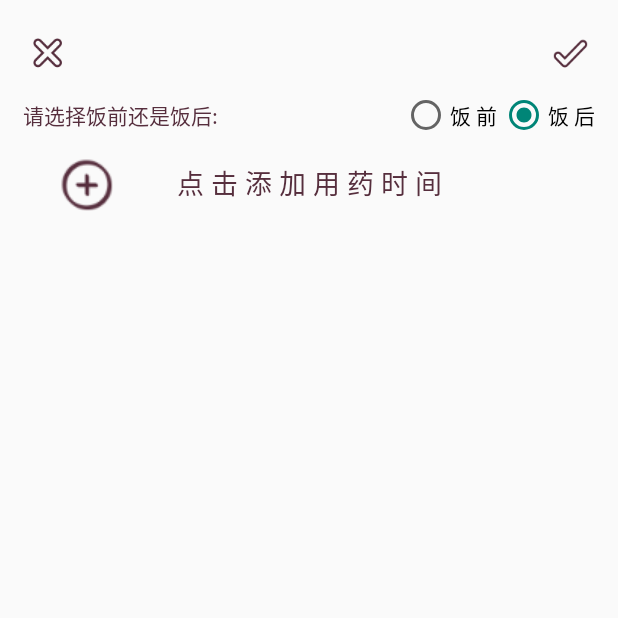
After one commit to shiweixian2/BosomCode, an Android app: the SetTime screen opened directly, with no data from a screen before it, on a phone screen of 412 x 824 dp, the top half of it. The commit adds this screen. Run offline under Robolectric (Android 15) with nearby library versions, the light colour scheme and no system bars.

Commit message:
互联网+ 知心药码10

```diff
--- a/app/src/main/AndroidManifest.xml
+++ b/app/src/main/AndroidManifest.xml
@@ -35,6 +35,9 @@
         <activity
             android:name=".right.AddRemind"
             android:screenOrientation="portrait" />
+        <activity
+            android:name=".right.SetTime"
+            android:screenOrientation="portrait" />
     </application>
 
     <uses-permission android:name="android.permission.MOUNT_UNMOUNT_FILESYSTEMS"/>
--- /dev/null
+++ b/app/src/main/java/com/outstudio/bosomcode/right/SetTime.java
@@ -0,0 +1,172 @@
+package com.outstudio.bosomcode.right;
+
+import android.app.Activity;
+import android.app.TimePickerDialog;
+import android.os.Bundle;
+import android.util.Log;
+import android.view.View;
+import android.widget.Button;
+import android.widget.ListView;
+import android.widget.RadioGroup;
+import android.widget.SimpleAdapter;
+import android.widget.TimePicker;
+
+import com.outstudio.bosomcode.R;
+import com.outstudio.bosomcode.utils.MyTimePickerDialog;
+
+import java.util.ArrayList;
+import java.util.Calendar;
+import java.util.HashMap;
+import java.util.List;
+import java.util.Map;
+
+/**
+ * Created by mima123 on 15/8/11.
+ */
+public class SetTime extends Activity implements View.OnClickListener {
+
+    private Button addBt = null;
+    private ListView listView = null;
+    private Button cancelBt = null;
+    private Button confirmBt = null;
+    //  private RadioButton beforeRadio = null;
+//  private RadioButton afterRadio = null;
+    private RadioGroup radioGroup = null;
+    private List<Map<String, Object>> listItems = new ArrayList<>();
+    private List<Map<String, Object>> timeList = new ArrayList<>();
+    private SimpleAdapter simpleAdapter = null;
+    private static final String ICON_FLAG = "icon_flag";
+    private static final String TIME_FLAG = "time_flag";
+    private static final String MEAL_FLAG = "meal_flag";
+    public static final String HOUR_FLAG = "hour_flag";
+    public static final String MINUTE_FALG = "minute_flag";
+
+    private String meal = "饭后";
+
+    private int count = 0;
+
+    @Override
+    protected void onCreate(Bundle savedInstanceState) {
+        super.onCreate(savedInstanceState);
+        setContentView(R.layout.add_remind_set_time);
+        addBt = (Button) findViewById(R.id.add_remind_set_time_add_time_bt);
+        listView = (ListView) findViewById(R.id.add_remind_set_time_listView);
+        radioGroup = (RadioGroup) findViewById(R.id.add_remind_set_time_radioGroup);
+        simpleAdapter = new SimpleAdapter(this, getData(), R.layout.for_add_remind_set_time_fragment_listview,
+                new String[]{ICON_FLAG, TIME_FLAG, MEAL_FLAG}, new int[]{R.id.add_remind_set_time_clock,
+                R.id.add_remind_set_time_text, R.id.add_remind_set_meal_text});
+        listView.setAdapter(simpleAdapter);
+//        beforeRadio = (RadioButton) findViewById(R.id.add_remind_before_meal_radio);
+//        afterRadio = (RadioButton) findViewById(R.id.add_remind_after_meal_radio);
+        radioGroup.setOnCheckedChangeListener(new RadioGroup.OnCheckedChangeListener() {
+            @Override
+            public void onCheckedChanged(RadioGroup group, int checkedId) {
+                meal = checkedId == R.id.add_remind_before_meal_radio ? "饭前" : "饭后";
+                simpleAdapter.notifyDataSetChanged();
+            }
+        });
+        addBt.setOnClickListener(this);
+    }
+
+    /**
+     * 设置时间的对话框
+     */
+    private void showTimeDialog() {
+        Calendar calendar = Calendar.getInstance();
+        new MyTimePickerDialog(SetTime.this, new TimePickerDialog.OnTimeSetListener() {
+            @Override
+            public void onTimeSet(TimePicker view, int hourOfDay, int minute) {
+                setData(hourOfDay, minute);
+                setTimeData(hourOfDay, minute);
+            }
+        }, calendar.get(Calendar.HOUR_OF_DAY), calendar.get(Calendar.MINUTE), true).show();
+
+    }
+
+
+    /**
+     * 设置适配器的数据
+     *
+     * @param hourOfDay
+     * @param minute
+     */
+    private void setData(int hourOfDay, int minute) {
+        Map<String, Object> map = new HashMap<>();
+        String hourStr = "" + hourOfDay;
+        String minuteStr = "" + minute;
+        if (hourOfDay < 10) {
+            hourStr = "0" + hourOfDay;
+        }
+        if (minute < 10) {
+            minuteStr = "0" + minute;
+        }
+        String time = hourStr + ":" + minuteStr;
+        if (6 <= hourOfDay && hourOfDay < 12) {
+            map.put(ICON_FLAG, R.drawable.right_fragment_morning_clock);
+        } else if (hourOfDay > 12 && hourOfDay < 18) {
+            map.put(ICON_FLAG, R.drawable.right_fragment_afternooon_clock);
+        } else {
+            map.put(ICON_FLAG, R.drawable.right_fragment_night_clock);
+        }
+        map.put(TIME_FLAG, time);
+        map.put(MEAL_FLAG, meal);
+        listItems.add(map);
+        simpleAdapter.notifyDataSetChanged();
+        Log.e("test", "" + count);
+        count++;
+    }
+
+    /**
+     * 获取适配器的数据
+     *
+     * @return
+     */
+    private List<Map<String, Object>> getData() {
+        return listItems;
+    }
+
+    /**
+     * 清除数据
+     */
+    private void removeAllListData() {
+        for (int i = 0; i < listItems.size(); i++) {
+            listItems.remove(i);
+        }
+        for (int i = 0; i < timeList.size(); i++) {
+            timeList.remove(i);
+        }
+        simpleAdapter.notifyDataSetChanged();
+    }
+
+    /**
+     * 存储时间数据
+     * @param hourOfDay
+     * @param minute
+     */
+    private void setTimeData(int hourOfDay, int minute) {
+        Map<String, Object> map = new HashMap<>();
+        map.put(HOUR_FLAG, hourOfDay);
+        map.put(MINUTE_FALG, minute);
+        timeList.add(map);
+    }
+
+    public List<Map<String, Object>> getTimeData() {
+        return timeList;
+    }
+
+    @Override
+    public void onClick(View v) {
+        switch (v.getId()) {
+            case R.id.add_remind_set_time_add_time_bt:
+                showTimeDialog();
+                break;
+            case R.id.add_remind_set_time_cancel_bt:
+                removeAllListData();
+                this.finish();
+                break;
+            case R.id.add_remind_set_time_confirm_bt:
+                this.finish();
+                break;
+        }
+    }
+}
--- /dev/null
+++ b/app/src/main/res/drawable-xhdpi/cancel_bt_bg.xml
@@ -0,0 +1,5 @@
+<?xml version="1.0" encoding="utf-8"?>
+<selector xmlns:android="http://schemas.android.com/apk/res/android">
+    <item android:drawable="@drawable/cancel_bt_pressed_bg" android:state_pressed="true" />
+    <item android:drawable="@drawable/cancel_bt_normal_bg" />
+</selector>
--- /dev/null
+++ b/app/src/main/res/drawable-xhdpi/confirm_bt_bg.xml
@@ -0,0 +1,5 @@
+<?xml version="1.0" encoding="utf-8"?>
+<selector xmlns:android="http://schemas.android.com/apk/res/android">
+    <item android:drawable="@drawable/confirm_bt_pressed_bg" android:state_pressed="true" />
+    <item android:drawable="@drawable/confirm_bt_normal_bg" />
+</selector>
--- /dev/null
+++ b/app/src/main/res/layout/add_remind_set_time.xml
@@ -0,0 +1,103 @@
+<?xml version="1.0" encoding="utf-8"?>
+<LinearLayout xmlns:android="http://schemas.android.com/apk/res/android"
+    android:layout_width="match_parent"
+    android:layout_height="match_parent"
+    android:orientation="vertical"
+    android:padding="10dp">
+
+    <RelativeLayout
+        android:layout_width="match_parent"
+        android:layout_height="40dp"
+        android:layout_marginTop="5dp"
+        android:paddingLeft="10dp"
+        android:paddingRight="10dp"
+        android:paddingBottom="3dp">
+
+        <ImageButton
+            android:id="@+id/add_remind_set_time_cancel_bt"
+            android:layout_width="wrap_content"
+            android:layout_height="wrap_content"
+            android:layout_alignParentLeft="true"
+            android:layout_centerInParent="true"
+            android:background="@drawable/cancel_bt_bg" />
+
+        <ImageButton
+            android:id="@+id/add_remind_set_time_confirm_bt"
+            android:layout_width="wrap_content"
+            android:layout_height="wrap_content"
+            android:layout_alignParentRight="true"
+            android:layout_centerVertical="true"
+            android:background="@drawable/confirm_bt_bg" />
+    </RelativeLayout>
+
+    <RelativeLayout
+        android:layout_width="match_parent"
+        android:layout_height="wrap_content"
+        android:padding="5dp"
+       >
+        <TextView
+            android:layout_width="wrap_content"
+            android:layout_height="wrap_content"
+            android:layout_centerVertical="true"
+            android:text="@string/add_remind_set_time_meal_tip_text"
+            android:textColor="@color/purple" />
+
+        <RadioGroup
+            android:id="@+id/add_remind_set_time_radioGroup"
+            android:layout_width="wrap_content"
+            android:layout_height="wrap_content"
+            android:layout_alignParentRight="true"
+            android:orientation="horizontal">
+
+            <RadioButton
+                android:id="@+id/add_remind_before_meal_radio"
+                android:layout_width="wrap_content"
+                android:layout_height="wrap_content"
+                android:layout_toLeftOf="@+id/add_remind_after_meal_radio"
+                android:text="@string/add_remind_before_meal_radio_text" />
+
+            <RadioButton
+                android:id="@+id/add_remind_after_meal_radio"
+                android:layout_width="wrap_content"
+                android:layout_height="wrap_content"
+                android:layout_alignParentEnd="true"
+                android:layout_alignParentRight="true"
+                android:layout_marginLeft="2dp"
+                android:checked="true"
+                android:text="@string/add_remind_after_meal_radio_text" />
+        </RadioGroup>
+
+    </RelativeLayout>
+
+    <FrameLayout
+        android:layout_width="match_parent"
+        android:layout_height="50dp">
+
+        <Button
+            android:id="@+id/add_remind_set_time_add_time_bt"
+            android:layout_width="match_parent"
+            android:layout_height="wrap_content"
+            android:background="@color/clear"
+            android:text="@string/add_remind_set_time_add_time_text"
+            android:textColor="@color/purple"
+            android:textSize="18sp" />
+
+        <ImageView
+            android:layout_width="35dp"
+            android:layout_height="35dp"
+            android:layout_marginLeft="30dp"
+            android:layout_gravity="center_vertical"
+            android:background="@drawable/right_fragment_remind_bt_icon"
+            android:scaleType="fitCenter" />
+    </FrameLayout>
+
+    <ListView
+        android:id="@+id/add_remind_set_time_listView"
+        android:layout_width="match_parent"
+        android:layout_height="match_parent"
+        android:divider="@color/light_purple"
+        android:dividerHeight="0.1dp"
+        android:fastScrollEnabled="true"
+        android:scrollbars="none"
+        android:scrollingCache="true" />
+</LinearLayout>
--- a/app/src/main/res/values/strings.xml
+++ b/app/src/main/res/values/strings.xml
@@ -70,4 +70,6 @@
     <string name="add_remind_before_meal_radio_text">饭 前</string>
     <string name="add_remind_after_meal_radio_text">饭 后</string>
     <string name="add_remind_add_medicine_bt_text">添 加 新 药 品</string>
+    <string name="add_remind_set_time_meal_tip_text">请选择饭前还是饭后:</string>
+    <string name="add_remind_set_time_add_time_text">点 击 添 加 用 药 时 间</string>
 </resources>
```
Also changed, not shown: app/src/main/java/com/outstudio/bosomcode/right/AddRemind.java (+37 -15 lines), app/src/main/java/com/outstudio/bosomcode/utils/MyTimePickerDialog.java (added, +23 -0 lines), app/src/main/java/com/outstudio/bosomcode/utils/Utils.java (+7 -0 lines), app/src/main/res/layout/add_remind.xml (+2 -24 lines), app/src/main/res/layout/for_add_remind_set_time_fragment_listview.xml (added, +40 -0 lines), app/src/main/res/drawable-xhdpi/cancel_bt_normal_bg.png (added), app/src/main/res/drawable-xhdpi/cancel_bt_pressed_bg.png (added), app/src/main/res/drawable-xhdpi/confirm_bt_normal_bg.png (added), app/src/main/res/drawable-xhdpi/confirm_bt_pressed_bg.png (added).
